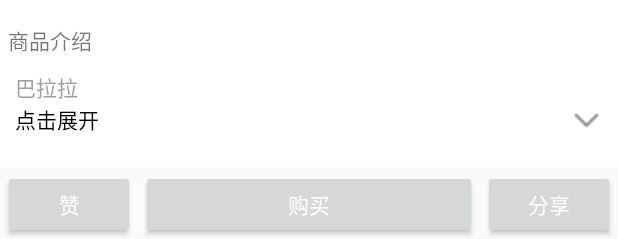
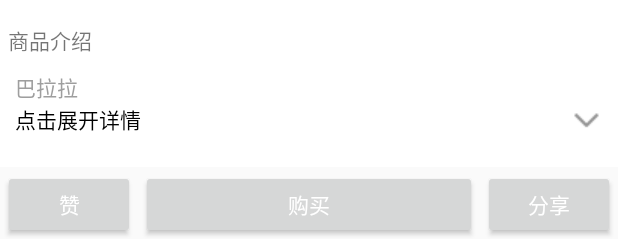
Before and after one commit to BillowX/UsedMarket, an Android app: the layout activity_commoditydetail.xml on its own in the app's theme, with its tools: preview values and no code run, on a phone screen of 412 x 824 dp. Shown: the part 994-1233 px from the top of the screen. Run offline under Robolectric (Android 15) with nearby library versions, the phone set to English and light mode, and no system bars.

```diff
--- a/app/src/main/java/com/maker/use/ui/activity/CommodityDetailActivity.java
+++ b/app/src/main/java/com/maker/use/ui/activity/CommodityDetailActivity.java
@@ -110,7 +110,7 @@ public class CommodityDetailActivity extends BaseActivity {
             x.image().bind(iv_userHeadimg, UsedMarketURL.server_heart + "/head/" + mCommodity.username + "_head.jpg", imageOptions);
             tv_userName.setText(mCommodity.username);
             tv_goods_price.setText("¥ " + mCommodity.price);
-            tv_goods_time.setText(mCommodity.time);
+//            tv_goods_time.setText(mCommodity.time);
             tv_goods_name.setText(mCommodity.name);
             tv_goods_description.setText(mCommodity.description);
 //            x.image().bind(iv_img, UsedMarketURL.server_heart + "//" + commodity.imgurl);
@@ -235,10 +235,10 @@ public class CommodityDetailActivity extends BaseActivity {
                     });
 
                     if (isOpen) {
-                        tv_detail_author.setText("点击收缩商品详情");
+                        tv_detail_author.setText("点击收缩详情");
                         iv_arrow.setImageResource(R.drawable.arrow_up);
                     } else {
-                        tv_detail_author.setText("点击展开商品详情");
+                        tv_detail_author.setText("点击展开详情");
                         iv_arrow.setImageResource(R.drawable.arrow_down);
                     }
 
--- a/app/src/main/res/layout/activity_commoditydetail.xml
+++ b/app/src/main/res/layout/activity_commoditydetail.xml
@@ -207,7 +207,7 @@
                             android:layout_width="wrap_content"
                             android:layout_height="wrap_content"
                             android:layout_centerVertical="true"
-                            android:text="点击展开"
+                            android:text="点击展开详情"
                             android:textColor="#000"
                             android:textSize="14sp"/>
 
```
